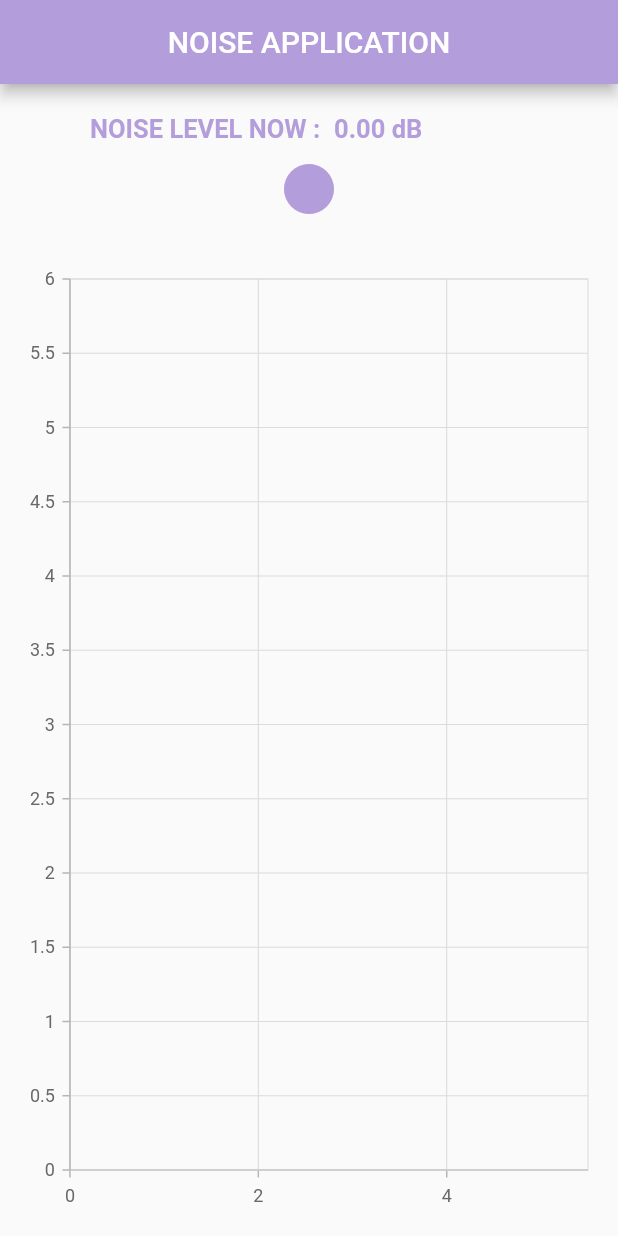
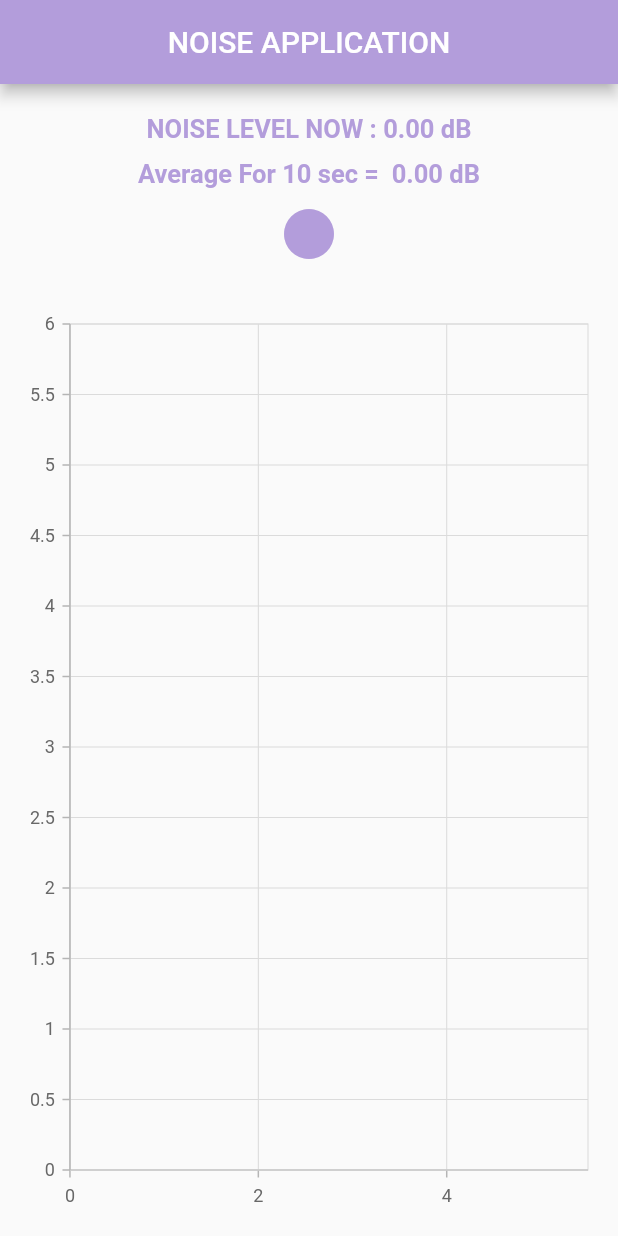
Before and after one commit to saramosaad1/s6_sara_mossad, a Flutter app: the screen it shows after launch, on a phone screen of 412 x 824 dp. Run offline on Flutter 3.47's test engine with Material 2 defaults, Android fonts, the phone set to English and light mode, and no system bars; our stand-ins replace syncfusion_flutter_charts; missing offline and left inert: noise_meter.

Commit message:
Initial commit

```diff
--- a/lib/main.dart
+++ b/lib/main.dart
@@ -1,8 +1,4 @@
 import 'package:flutter/material.dart';
-import 'dart:async';
-import 'package:pedometer/pedometer.dart';
-import 'package:untitled2/ss.dart';
-
 import 'moblie_project.dart';
 
 void main() => runApp(new MyApp());
--- a/lib/moblie_project.dart
+++ b/lib/moblie_project.dart
@@ -3,9 +3,7 @@ import 'dart:async';
 import 'package:flutter/material.dart';
 import 'package:flutter/services.dart';
 import 'package:noise_meter/noise_meter.dart';
-import 'package:charts_flutter/flutter.dart' as charts;
 import 'package:syncfusion_flutter_charts/charts.dart';
-import 'package:time/time.dart';
 
 class NoiseData {
   final double time;
@@ -24,6 +22,7 @@ class _NoiseState extends State<Noise> {
   StreamSubscription<NoiseReading>? _noiseSubscription;
   List<NoiseData> _noiseDataList = <NoiseData>[];
   bool _isFlag = false;
+  double _avarage =0;
   late int previousMillis;
 
   @override
@@ -40,24 +39,32 @@ class _NoiseState extends State<Noise> {
   }
 
   /* start listening sounds */
-  void _startListening() {
+  void _startListening()async {
+    try{
       previousMillis = DateTime.now().millisecondsSinceEpoch;
       _noiseSubscription = _noiseMeter!.noiseStream.listen((NoiseReading noiseReading) {
         setState(() {
           _noiseDataList.add(NoiseData
             ((
-            (DateTime.now().millisecondsSinceEpoch - previousMillis)/1000).toDouble(),
+              (DateTime
+                  .now()
+                  .millisecondsSinceEpoch - previousMillis) / 1000).toDouble(),
               noiseReading.meanDecibel));
-
-
-        /* length of list for seconds */
-        if (_noiseDataList.length == 10) {
-          double average = _calculateAverage();
-          _noiseDataList.removeAt(0);
-          _isFlag = average > 70;
-        }
         });
       });
+      Timer.periodic(Duration(seconds: 10), (timer) {
+        double average = _calculateAverage();
+        _isFlag = average > 70;
+        _avarage = average;
+        Future.delayed(Duration(seconds: 2), () {
+         _isFlag = false;
+        // _avarage=0;
+        });
+        _noiseDataList.clear();
+      });
+    }catch(e){
+      print("error");
+    };
   }
 
   void _stopListening() {
@@ -70,7 +77,7 @@ class _NoiseState extends State<Noise> {
     for (var noiseData in _noiseDataList) {
       sum += noiseData.noiseLevel;
     }
-    return sum /10;
+    return sum /_noiseDataList.length;
   }
 
   void onError(Object error) {
@@ -91,16 +98,14 @@ class _NoiseState extends State<Noise> {
             const SizedBox(height: 20),
              Center(
                child: Row(
+                 mainAxisAlignment: MainAxisAlignment.center,
                  children: [
-                   Padding(
-                     padding: const EdgeInsets.only(left: 60.0,right: 5),
-                     child: Text(
+                   Text(
                      'NOISE LEVEL NOW : ',
                      style: TextStyle(
                          fontSize: 17,
                          fontWeight: FontWeight.bold,
                          color: Colors.deepPurple[200]
-                       ),
                      ),
                    ),
                    Text(
@@ -112,6 +117,27 @@ class _NoiseState extends State<Noise> {
                    ),
                  ],
                ),
+             ),
+            const SizedBox(height: 10),
+            Row(
+              mainAxisAlignment: MainAxisAlignment.center,
+              children: [
+                Text(
+                  'Average For 10 sec =  ',
+                  style: TextStyle(
+                      fontSize: 17,
+                      fontWeight: FontWeight.bold,
+                      color: Colors.deepPurple[200]
+                  ),
+                ),
+                Text(
+                  '${_avarage.toStringAsFixed(2)} dB',
+                  style:  TextStyle(fontSize: 17,
+                    fontWeight: FontWeight.bold,
+                    color: Colors.deepPurple[200],
+                  ),
+                ),
+              ],
             ),
             const SizedBox(height: 10),
             SizedBox(
```
Also changed, not shown: lib/ss.dart (deleted, +0 -51 lines). Lines whose indentation alone changed are shown as unchanged.
